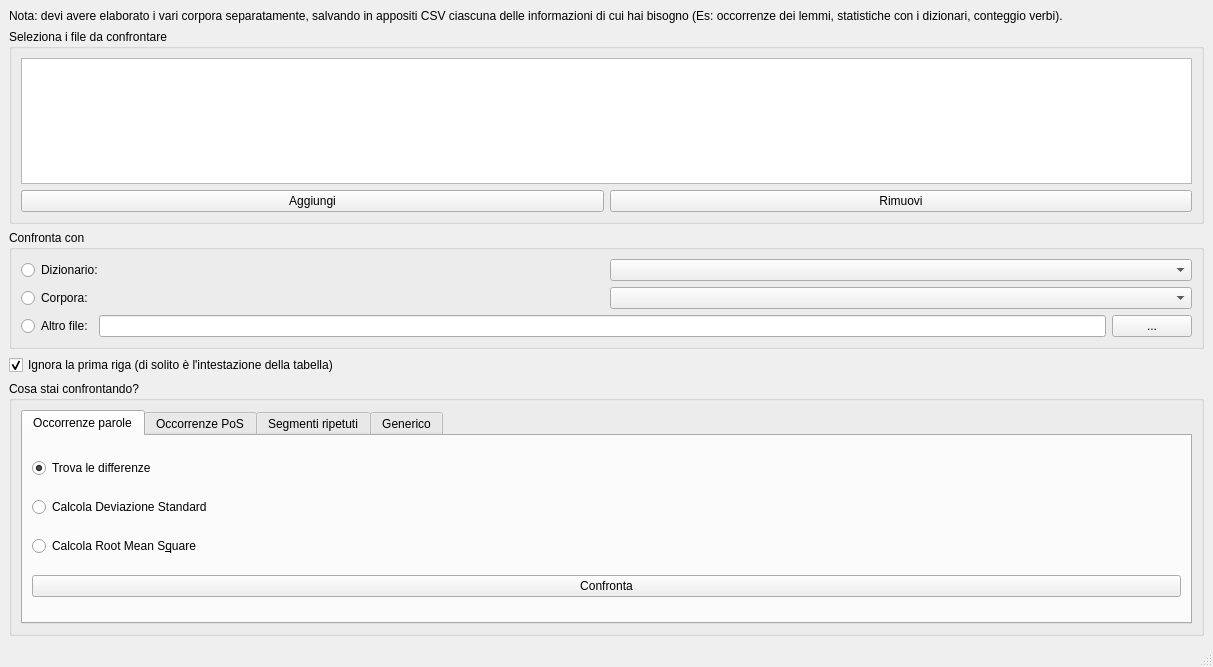
zorbaproject/Bran, file forms/confronto.ui: the form before one commit.
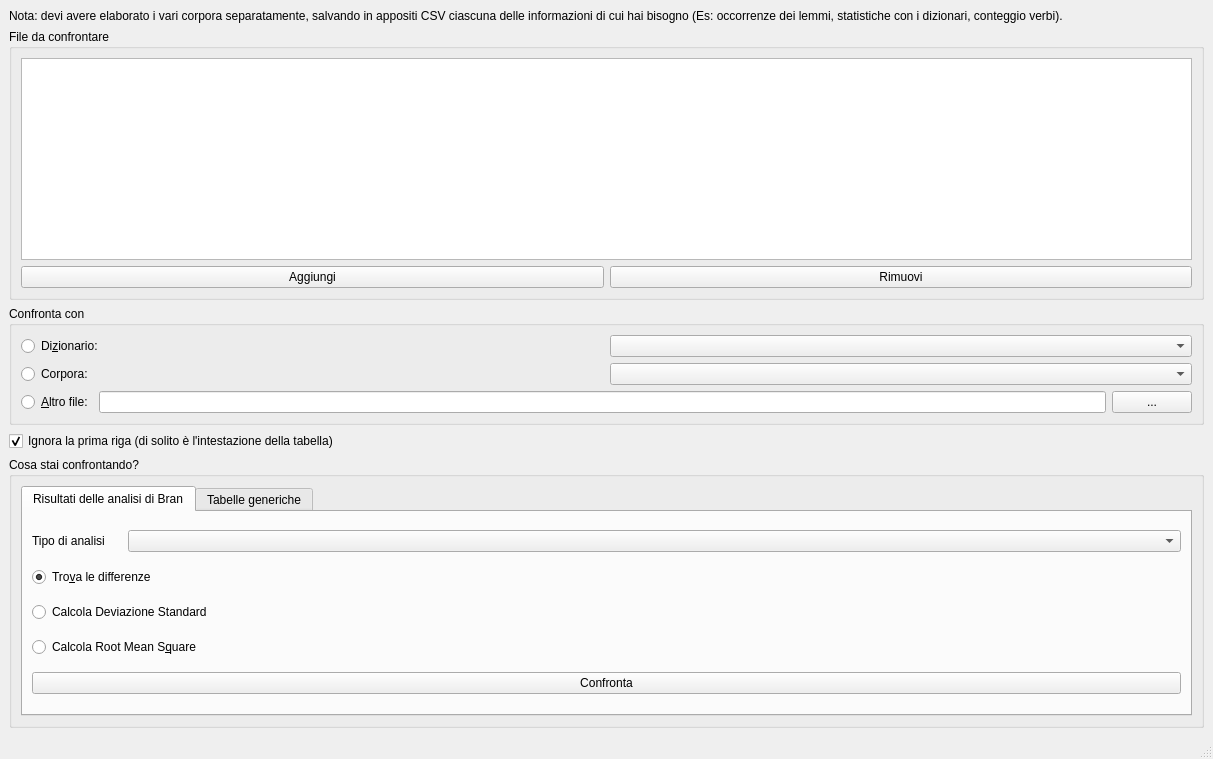
The form after the commit.

Commit message: Colonna originale inclusa nel confronto con DS e RMS

What changed in the file:
```diff
--- a/forms/confronto.ui
+++ b/forms/confronto.ui
@@ -7,7 +7,7 @@
     <x>0</x>
     <y>0</y>
     <width>1213</width>
-    <height>667</height>
+    <height>759</height>
    </rect>
   </property>
   <property name="windowTitle">
@@ -25,7 +25,7 @@
     <item>
      <widget class="QGroupBox" name="groupBox">
       <property name="title">
-       <string>Seleziona i file da confrontare</string>
+       <string>File da confrontare</string>
       </property>
       <layout class="QVBoxLayout" name="verticalLayout_2">
        <item>
@@ -63,7 +63,7 @@
          <item row="0" column="0">
           <widget class="QRadioButton" name="sel_dict">
            <property name="text">
-            <string>Dizionario:</string>
+            <string>Di&amp;zionario:</string>
            </property>
           </widget>
          </item>
@@ -87,7 +87,7 @@
          <item>
           <widget class="QRadioButton" name="altrofile">
            <property name="text">
-            <string>Altro file:</string>
+            <string>&amp;Altro file:</string>
            </property>
           </widget>
          </item>
@@ -122,20 +122,40 @@
        <string>Cosa stai confrontando?</string>
       </property>
       <layout class="QGridLayout" name="gridLayout">
-       <item row="0" column="0">
+       <item row="1" column="0">
         <widget class="QTabWidget" name="tabWidget">
          <property name="currentIndex">
           <number>0</number>
          </property>
          <widget class="QWidget" name="tab_3">
           <attribute name="title">
-           <string>Occorrenze parole</string>
+           <string>Risultati delle analisi di Bran</string>
           </attribute>
           <layout class="QVBoxLayout" name="verticalLayout_3">
+           <item>
+            <layout class="QHBoxLayout" name="horizontalLayout_5">
+             <item>
+              <widget class="QLabel" name="label_8">
+               <property name="maximumSize">
+                <size>
+                 <width>90</width>
+                 <height>16777215</height>
+                </size>
+               </property>
+               <property name="text">
+                <string>Tipo di analisi</string>
+               </property>
+              </widget>
+             </item>
+             <item>
+              <widget class="QComboBox" name="datatype"/>
+             </item>
+            </layout>
+           </item>
            <item>
             <widget class="QRadioButton" name="occ_diff">
              <property name="text">
-              <string>Trova le differenze</string>
+              <string>Tro&amp;va le differenze</string>
              </property>
              <property name="checked">
               <bool>true</bool>
@@ -165,37 +185,9 @@
            </item>
           </layout>
          </widget>
-         <widget class="QWidget" name="tab_4">
-          <attribute name="title">
-           <string>Occorrenze PoS</string>
-          </attribute>
-          <layout class="QVBoxLayout" name="verticalLayout_4">
-           <item>
-            <widget class="QPushButton" name="pushButton_3">
-             <property name="text">
-              <string>Confronta</string>
-             </property>
-            </widget>
-           </item>
-          </layout>
-         </widget>
-         <widget class="QWidget" name="tab_5">
-          <attribute name="title">
-           <string>Segmenti ripetuti</string>
-          </attribute>
-          <layout class="QVBoxLayout" name="verticalLayout_5">
-           <item>
-            <widget class="QPushButton" name="pushButton_4">
-             <property name="text">
-              <string>Confronta</string>
-             </property>
-            </widget>
-           </item>
-          </layout>
-         </widget>
          <widget class="QWidget" name="tab_6">
           <attribute name="title">
-           <string>Generico</string>
+           <string>Tabelle generiche</string>
           </attribute>
           <layout class="QVBoxLayout" name="verticalLayout_8">
            <item>
```
Left out of the diff: 4 changed lines with no effect on the pictures. The commit also changes 2 other files.
